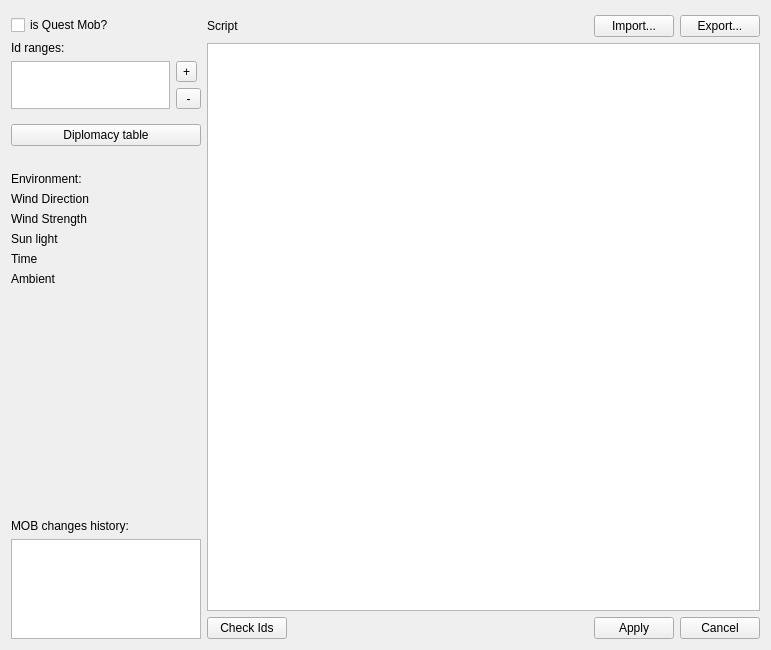
Old version of the form mob_parameters.ui in the repository konstvest/ei_maper.
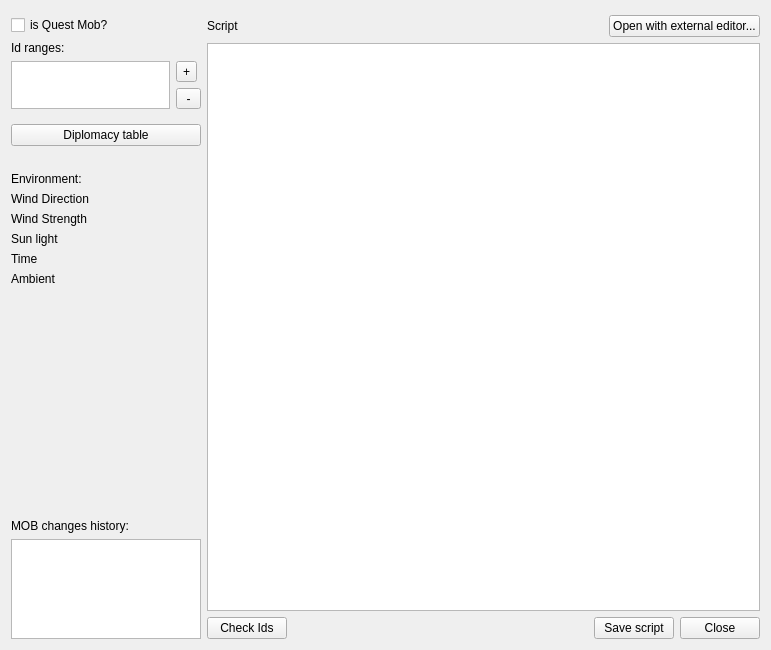
New version of the form.

```diff
--- a/mob_parameters.ui
+++ b/mob_parameters.ui
@@ -277,14 +277,7 @@
        <item>
         <widget class="QPushButton" name="pushImport">
          <property name="text">
-          <string>Import...</string>
-         </property>
-        </widget>
-       </item>
-       <item>
-        <widget class="QPushButton" name="pushExport">
-         <property name="text">
-          <string>Export...</string>
+          <string>Open with external editor...</string>
          </property>
         </widget>
        </item>
@@ -318,14 +311,14 @@
        <item>
         <widget class="QPushButton" name="pushApply">
          <property name="text">
-          <string>Apply</string>
+          <string>Save script</string>
          </property>
         </widget>
        </item>
        <item>
         <widget class="QPushButton" name="pushCancel">
          <property name="text">
-          <string>Cancel</string>
+          <string>Close</string>
          </property>
         </widget>
        </item>
```
Left out of the diff: 2 changed lines with no effect on the pictures.
